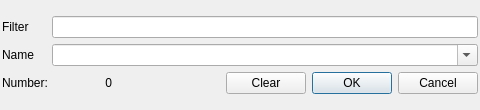
First picture: the form in framework/common/QEPVNameSelectDialog.ui, repository andrewrhyder/epicsqt, before the edit.
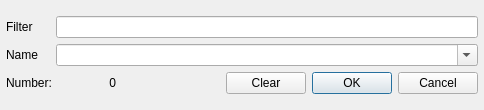
Second picture: the form after the edit.

Commit message: common/QEPVNameSelectDialog.ui  - minor geometry adjustment

```diff
--- a/framework/common/QEPVNameSelectDialog.ui
+++ b/framework/common/QEPVNameSelectDialog.ui
@@ -6,13 +6,13 @@
    <rect>
     <x>0</x>
     <y>0</y>
-    <width>480</width>
+    <width>484</width>
     <height>110</height>
    </rect>
   </property>
   <property name="minimumSize">
    <size>
-    <width>420</width>
+    <width>444</width>
     <height>110</height>
    </size>
   </property>
@@ -26,7 +26,16 @@
    <string>PV Name Selection</string>
   </property>
   <layout class="QVBoxLayout" name="verticalLayout_2">
-   <property name="margin">
+   <property name="leftMargin">
+    <number>6</number>
+   </property>
+   <property name="topMargin">
+    <number>2</number>
+   </property>
+   <property name="rightMargin">
+    <number>6</number>
+   </property>
+   <property name="bottomMargin">
     <number>2</number>
    </property>
    <item>
```
